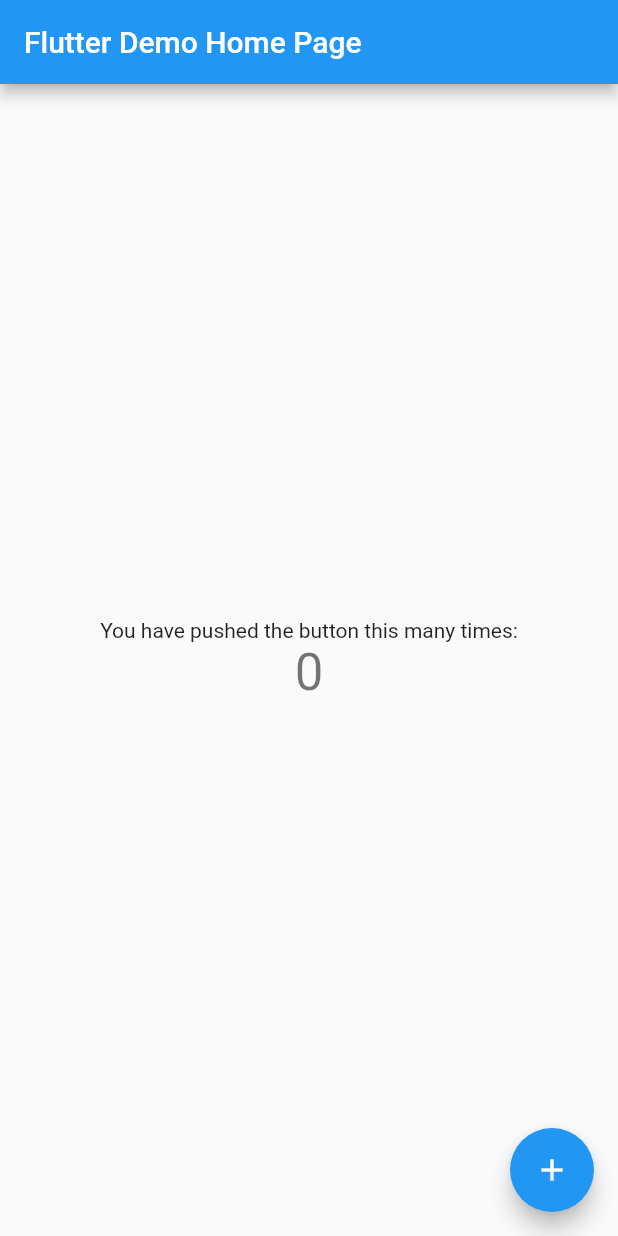
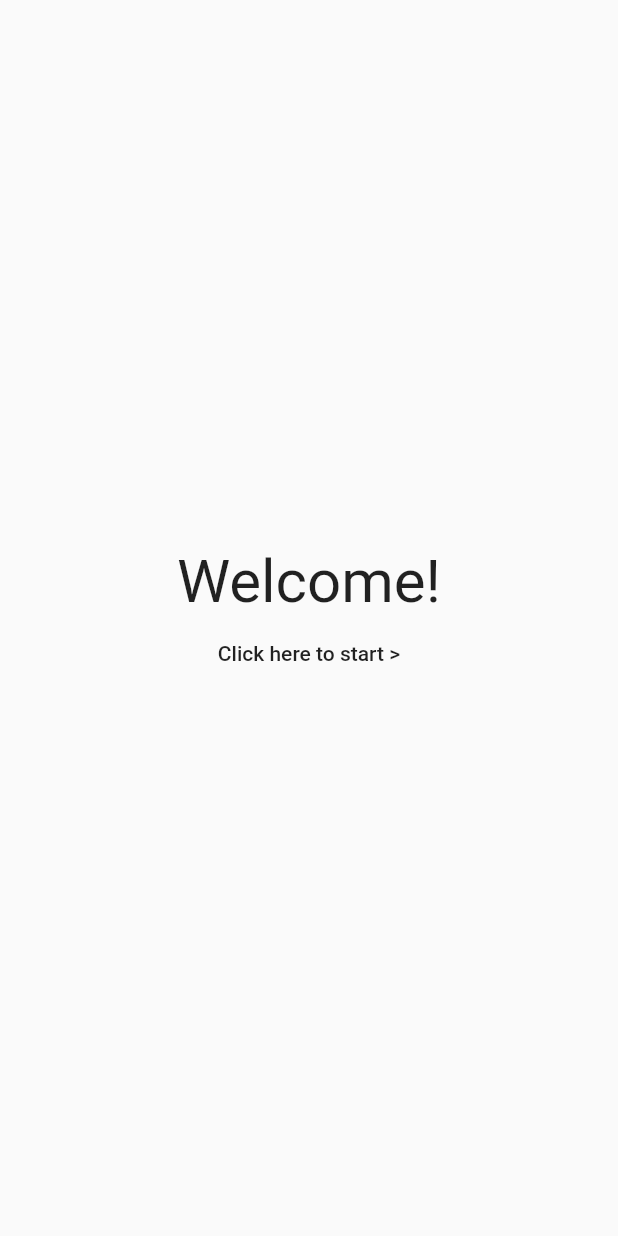
Before and after one commit to samderanova/NutraFlex, a Flutter app: the screen it shows after launch, on a phone screen of 412 x 824 dp. Run offline on Flutter 3.47's test engine with Material 2 defaults, Android fonts, the phone set to English and light mode, and no system bars.

Commit message:
created welcome page and basic info form

```diff
--- a/lib/main.dart
+++ b/lib/main.dart
@@ -1,29 +1,17 @@
 import 'package:flutter/material.dart';
+import 'package:flutter/services.dart';
 
 void main() {
   runApp(MyApp());
 }
 
 class MyApp extends StatelessWidget {
-  // This widget is the root of your application.
   @override
   Widget build(BuildContext context) {
     return MaterialApp(
       title: 'Flutter Demo',
       theme: ThemeData(
-        // This is the theme of your application.
-        //
-        // Try running your application with "flutter run". You'll see the
-        // application has a blue toolbar. Then, without quitting the app, try
-        // changing the primarySwatch below to Colors.green and then invoke
-        // "hot reload" (press "r" in the console where you ran "flutter run",
-        // or simply save your changes to "hot reload" in a Flutter IDE).
-        // Notice that the counter didn't reset back to zero; the application
-        // is not restarted.
         primarySwatch: Colors.blue,
-        // This makes the visual density adapt to the platform that you run
-        // the app on. For desktop platforms, the controls will be smaller and
-        // closer together (more dense) than on mobile platforms.
         visualDensity: VisualDensity.adaptivePlatformDensity,
       ),
       home: MyHomePage(title: 'Flutter Demo Home Page'),
@@ -31,87 +19,86 @@ class MyApp extends StatelessWidget {
   }
 }
 
-class MyHomePage extends StatefulWidget {
-  MyHomePage({Key key, this.title}) : super(key: key);
-
-  // This widget is the home page of your application. It is stateful, meaning
-  // that it has a State object (defined below) that contains fields that affect
-  // how it looks.
-
-  // This class is the configuration for the state. It holds the values (in this
-  // case the title) provided by the parent (in this case the App widget) and
-  // used by the build method of the State. Fields in a Widget subclass are
-  // always marked "final".
-
-  final String title;
-
-  @override
-  _MyHomePageState createState() => _MyHomePageState();
-}
-
-class _MyHomePageState extends State<MyHomePage> {
-  int _counter = 0;
-
-  void _incrementCounter() {
-    setState(() {
-      // This call to setState tells the Flutter framework that something has
-      // changed in this State, which causes it to rerun the build method below
-      // so that the display can reflect the updated values. If we changed
-      // _counter without calling setState(), then the build method would not be
-      // called again, and so nothing would appear to happen.
-      _counter++;
-    });
-  }
+class MyHomePage extends StatelessWidget {
+  final title;
+  MyHomePage({this.title});
 
   @override
   Widget build(BuildContext context) {
-    // This method is rerun every time setState is called, for instance as done
-    // by the _incrementCounter method above.
-    //
-    // The Flutter framework has been optimized to make rerunning build methods
-    // fast, so that you can just rebuild anything that needs updating rather
-    // than having to individually change instances of widgets.
-    return Scaffold(
-      appBar: AppBar(
-        // Here we take the value from the MyHomePage object that was created by
-        // the App.build method, and use it to set our appbar title.
-        title: Text(widget.title),
-      ),
-      body: Center(
-        // Center is a layout widget. It takes a single child and positions it
-        // in the middle of the parent.
-        child: Column(
-          // Column is also a layout widget. It takes a list of children and
-          // arranges them vertically. By default, it sizes itself to fit its
-          // children horizontally, and tries to be as tall as its parent.
-          //
-          // Invoke "debug painting" (press "p" in the console, choose the
-          // "Toggle Debug Paint" action from the Flutter Inspector in Android
-          // Studio, or the "Toggle Debug Paint" command in Visual Studio Code)
-          // to see the wireframe for each widget.
-          //
-          // Column has various properties to control how it sizes itself and
-          // how it positions its children. Here we use mainAxisAlignment to
-          // center the children vertically; the main axis here is the vertical
-          // axis because Columns are vertical (the cross axis would be
-          // horizontal).
+    return SafeArea(
+      child: Scaffold(
+        body: Column(
+          children: [
+            Center(
+              child: Text(
+                'Welcome!',
+                style: TextStyle(fontSize: 40),
+              ),
+            ),
+            Center(
+              child: FlatButton(
+                child: Text('Click here to start >'),
+                onPressed: () {
+                  Navigator.push(
+                    context,
+                    MaterialPageRoute(builder: (context) => Login()),
+                  );
+                },
+              ),
+            )
+          ],
           mainAxisAlignment: MainAxisAlignment.center,
-          children: <Widget>[
-            Text(
-              'You have pushed the button this many times:',
-            ),
-            Text(
-              '$_counter',
-              style: Theme.of(context).textTheme.headline4,
-            ),
-          ],
+          mainAxisSize: MainAxisSize.max,
         ),
       ),
-      floatingActionButton: FloatingActionButton(
-        onPressed: _incrementCounter,
-        tooltip: 'Increment',
-        child: Icon(Icons.add),
-      ), // This trailing comma makes auto-formatting nicer for build methods.
     );
   }
 }
+
+class Login extends StatelessWidget {
+  @override
+  Widget build(BuildContext context) {
+    return Container(
+      child: Scaffold(
+        body: Column(
+          children: [
+            Center(
+              child: Text('Enter your information'),
+            ),
+            Form(
+              child: Column(
+                children: [
+                  TextFormField(
+                    decoration: InputDecoration(
+                      labelText: 'Weight (lbs)',
+                    ),
+                    keyboardType: TextInputType.number,
+                    autocorrect: true,
+                    autofocus: true,
+                  ),
+                  Text('Height'),
+                  TextFormField(
+                    decoration: InputDecoration(labelText: 'Feet'),
+                    keyboardType: TextInputType.number,
+                    inputFormatters: [
+                      FilteringTextInputFormatter.deny(RegExp(r'[\D]')),
+                    ],
+                  ),
+                  TextFormField(
+                    decoration: InputDecoration(labelText: 'Inches'),
+                    keyboardType: TextInputType.number,
+                    inputFormatters: [
+                      FilteringTextInputFormatter.deny(RegExp(r'[\D]')),
+                    ],
+                  ),
+                ],
+              ),
+            )
+          ],
+          mainAxisAlignment: MainAxisAlignment.center,
+          mainAxisSize: MainAxisSize.max,
+        ),
+      ),
+    );
+  }
+}
```
Also changed, not shown: 1 other file.
